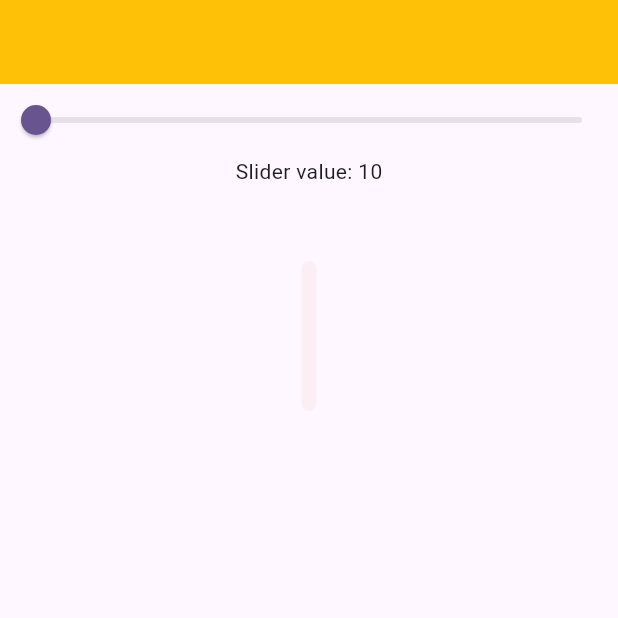
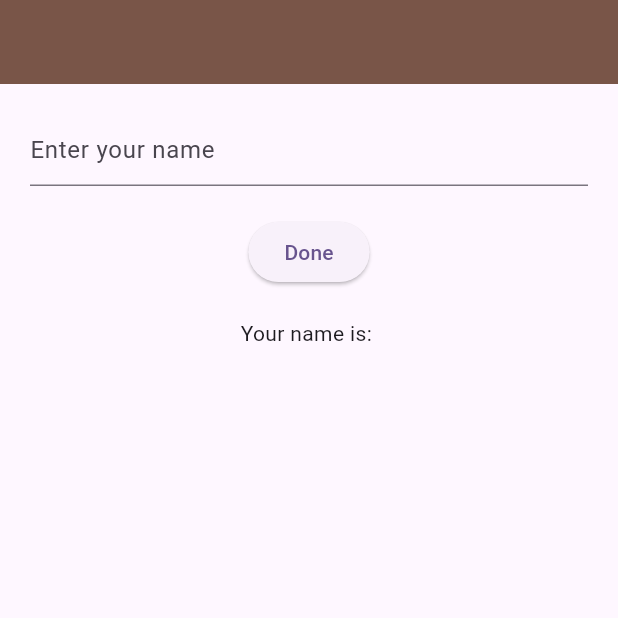
Before and after one commit to Digvijay0911/Flutter-Provider, a Flutter app: the screen it shows after launch, on a phone screen of 412 x 824 dp, the top half of it. Run offline on Flutter 3.47's test engine with Material 3 defaults, Android fonts, the phone set to English and light mode, and no system bars.

Commit message:
get name using provider

```diff
--- /dev/null
+++ b/lib/controller/textfield_controller.dart
@@ -0,0 +1,16 @@
+import 'package:flutter/material.dart';
+
+class TextfieldController extends ChangeNotifier {
+
+  TextEditingController name = TextEditingController();
+  String Name = "";
+
+  String get getName => Name;
+
+
+
+  void setName() {
+    Name = name.text;
+    notifyListeners();
+  }
+}
--- a/lib/main.dart
+++ b/lib/main.dart
@@ -2,7 +2,8 @@ import 'package:flutter/material.dart';
 import 'package:provider/provider.dart';
 import 'package:provider_state_management/controller/counter_controller.dart';
 import 'package:provider_state_management/controller/slider_controller.dart';
-import 'package:provider_state_management/presentation/slider_provider.dart';
+import 'package:provider_state_management/controller/textfield_controller.dart';
+import 'package:provider_state_management/presentation/textfield_provider.dart';
 
 void main() {
   runApp(const MyApp());
@@ -16,6 +17,8 @@ class MyApp extends StatelessWidget {
     return MultiProvider(providers: [
       ChangeNotifierProvider(create: (context)=>CounterController()),
       ChangeNotifierProvider(create: (context)=>SliderController()),
+      ChangeNotifierProvider(create: (context)=>TextfieldController()),
+
     ],
     child: MaterialApp(
         debugShowCheckedModeBanner: false,
@@ -24,7 +27,7 @@ class MyApp extends StatelessWidget {
           colorScheme: ColorScheme.fromSeed(seedColor: Colors.deepPurple),
           useMaterial3: true,
         ),
-        home: const SliderInFlutter(),
+        home: const TextFieldProvider(),
       ),);
     // =====================================================================
   }
--- /dev/null
+++ b/lib/presentation/textfield_provider.dart
@@ -0,0 +1,49 @@
+import 'package:flutter/material.dart';
+import 'package:provider/provider.dart';
+import 'package:provider_state_management/controller/textfield_controller.dart';
+
+class TextFieldProvider extends StatelessWidget {
+  const TextFieldProvider({super.key});
+
+  @override
+  Widget build(BuildContext context) {
+    // ----------------------------------------------------------------------------
+
+    final textFieldController =
+        Provider.of<TextfieldController>(context, listen: false);
+    // ============================================================================
+    return Scaffold(
+      appBar: AppBar(
+        backgroundColor: Colors.brown,
+      ),
+      body: Padding(
+        padding: const EdgeInsets.all(20.0),
+        child: Column(
+          children: [
+            TextFormField(
+              controller: textFieldController.name,
+              decoration: const InputDecoration(
+                hintText: "Enter your name",
+              ),
+              keyboardType: TextInputType.text,
+            ),
+            const SizedBox(
+              height: 20,
+            ),
+            ElevatedButton(
+                onPressed: () {
+                  textFieldController.setName();
+                },
+                child: const Text("Done")),
+            const SizedBox(
+              height: 20,
+            ),
+            Consumer<TextfieldController>(builder: (context, value, child) {
+              return Text("Your name is: ${value.getName}");
+            })
+          ],
+        ),
+      ),
+    );
+  }
+}
```
